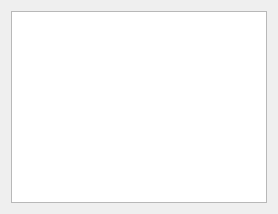
Above: tse_analytics/toolbox/reports/report_widget.ui from TSE-Systems/tse-analytics before the change. Below: the same form after it.
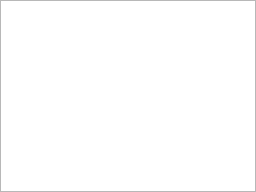
That is the form after the change. Custom widgets are drawn as their Qt base class.

Commit message: Completed transition to new report generation engine.

The edit to the form file:
```diff
--- a/tse_analytics/toolbox/reports/report_widget.ui
+++ b/tse_analytics/toolbox/reports/report_widget.ui
@@ -4,6 +4,21 @@
  <class>ReportWidget</class>
  <widget class="QWidget" name="ReportWidget">
   <layout class="QVBoxLayout" name="verticalLayout">
+   <property name="spacing">
+    <number>0</number>
+   </property>
+   <property name="leftMargin">
+    <number>0</number>
+   </property>
+   <property name="topMargin">
+    <number>0</number>
+   </property>
+   <property name="rightMargin">
+    <number>0</number>
+   </property>
+   <property name="bottomMargin">
+    <number>0</number>
+   </property>
    <item>
     <widget class="CustomTextEdit" name="editor">
      <property name="lineWrapMode">
```
The commit also changes 10 other files.
